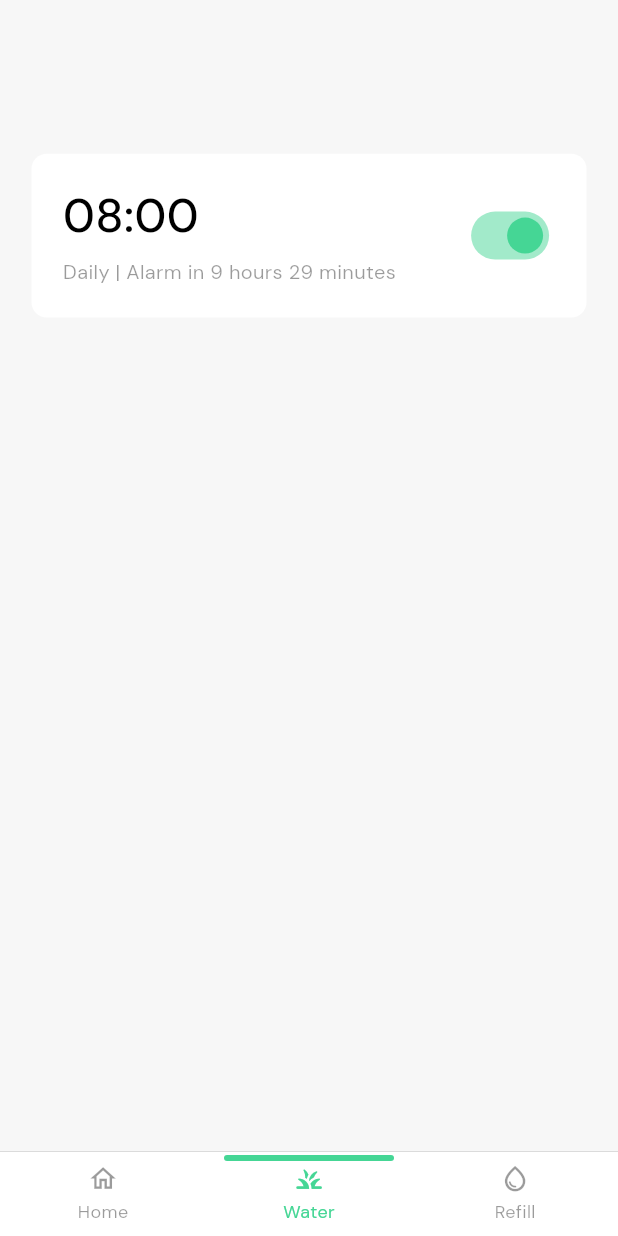
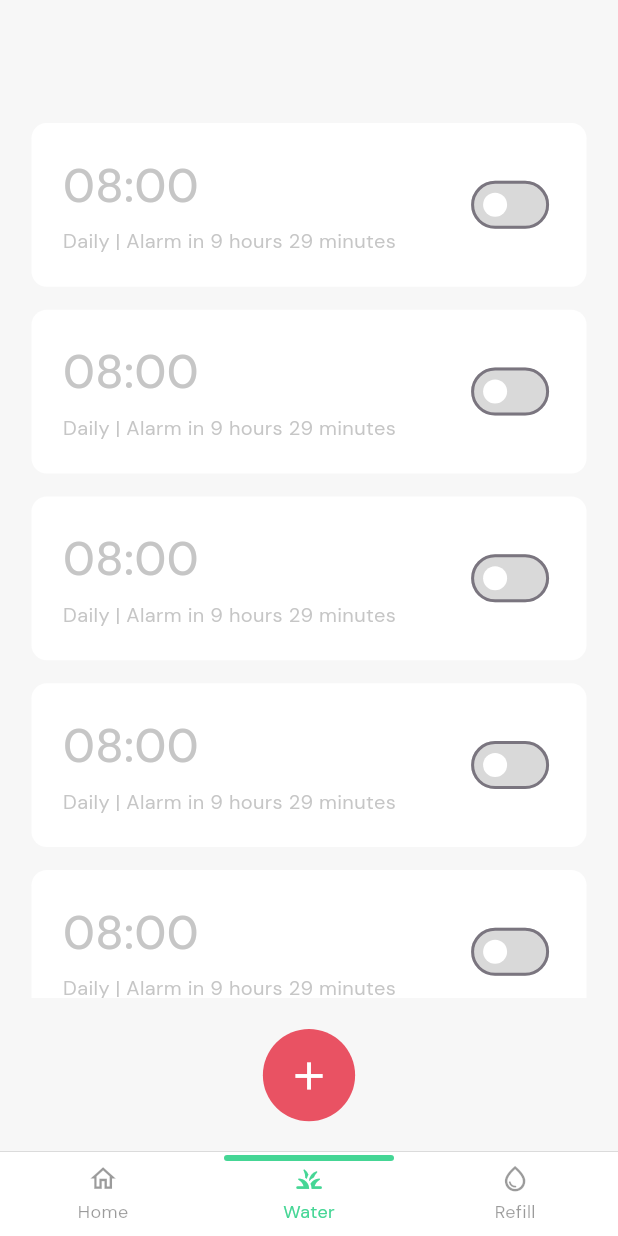
Before and after one commit to sibeux/iot_plant_control, a Flutter app: the screen it shows after launch, item 2 of the bottom bar chosen, on a phone screen of 412 x 824 dp. Run offline on Flutter 3.47's test engine with Material 3 defaults, Android fonts, the phone set to English and light mode, and no system bars; drawn by our look-alikes of persistent_bottom_nav_bar; our stand-ins replace flutter_screenutil, flutter_svg, get, hexcolor, smooth_page_indicator; missing offline and left inert: mqtt_client.

Commit message:
Add WaterController and WaterTime model, implement watering schedule management, and update UI components

```diff
--- a/lib/controller/mqtt/mqtt_controller.dart
+++ b/lib/controller/mqtt/mqtt_controller.dart
@@ -51,7 +51,7 @@ class MqttController extends GetxController {
 
       if (!payload.contains('TDS:')) {
         if (kDebugMode) {
-          print('📥 Received on $topic: $payload. From Sensor!');
+          print('📥 Received on $topic: $payload From Sensor!');
         }
         // contoh payload: ph:12,temp:32
         final parts = payload.split(',');
@@ -67,7 +67,7 @@ class MqttController extends GetxController {
         temperatureValue.value = int.parse(data['temp'] ?? '0');
       } else {
         if (kDebugMode) {
-          print('📥 Received on $topic: $payload. From Flutter!');
+          print('📥 Received on $topic: $payload From Flutter!');
         }
       }
     });
--- a/lib/controller/water_controller.dart
+++ b/lib/controller/water_controller.dart
@@ -1,5 +1,37 @@
 import 'package:get/get.dart';
+import 'package:iot_plant_control/models/water_time.dart';
 
-class WaterController extends GetxController{
+class WaterController extends GetxController {
+  var waterTime = RxList<WaterTime>([]);
 
+  @override
+  void onInit() {
+    waterTime.add(WaterTime(time: '08:00'));
+    waterTime.add(WaterTime(time: '08:00'));
+    waterTime.add(WaterTime(time: '08:00'));
+    waterTime.add(WaterTime(time: '08:00'));
+    waterTime.add(WaterTime(time: '08:00'));
+    waterTime.add(WaterTime(time: '08:00'));
+    waterTime.add(WaterTime(time: '08:00'));
+    waterTime.add(WaterTime(time: '08:00'));
+    waterTime.add(WaterTime(time: '08:00'));
+    waterTime.add(WaterTime(time: '08:00'));
+    super.onInit();
+  }
+
+  void addWatering(String time) {
+    waterTime.add(WaterTime(time: time));
+  }
+
+  void removeWatering(String id) {
+    int index = waterTime.indexWhere((element) => element.id == id);
+    waterTime.removeAt(index);
+  }
+
+  void toggleWatering(String id, bool value) {
+    int index = waterTime.indexWhere((element) => element.id == id);
+    if (index != -1) {
+      waterTime[index].isActive.value = value;
+    }
+  }
 }
--- /dev/null
+++ b/lib/models/water_time.dart
@@ -0,0 +1,12 @@
+import 'package:get/get.dart';
+import 'package:uuid/uuid.dart';
+
+class WaterTime {
+  final String id;
+  final String time;
+  RxBool isActive;
+
+  WaterTime({String? id, required this.time, bool isActive = false})
+    : id = id ?? const Uuid().v4(),
+      isActive = isActive.obs;
+}
--- a/lib/screen/persistent_bar_screen.dart
+++ b/lib/screen/persistent_bar_screen.dart
@@ -21,7 +21,7 @@ class PersistentBarScreen extends StatelessWidget {
           screenTransitionAnimationType: ScreenTransitionAnimationType.slide,
           animateTabTransition: true,
           curve: Curves.easeInOut,
-          duration: Duration(milliseconds: 200),
+          duration: Duration(milliseconds: 300),
         ),
       ),
       onItemSelected: (index) {
--- a/lib/screen/water_screen/water_screen.dart
+++ b/lib/screen/water_screen/water_screen.dart
@@ -1,67 +1,64 @@
 import 'package:flutter/material.dart';
 import 'package:flutter_screenutil/flutter_screenutil.dart';
+import 'package:get/get.dart';
 import 'package:hexcolor/hexcolor.dart';
+import 'package:iot_plant_control/controller/water_controller.dart';
+import 'package:iot_plant_control/widgets/water_widget/water_tile.dart';
 
 class WaterScreen extends StatelessWidget {
   const WaterScreen({super.key});
 
   @override
   Widget build(BuildContext context) {
+    final waterController = Get.put(WaterController());
     return Scaffold(
       backgroundColor: Color(0xfff7f7f7),
       appBar: AppBar(
         backgroundColor: Colors.transparent,
+        surfaceTintColor: Colors.transparent,
         elevation: 0,
-        toolbarHeight: 100.h,
+        toolbarHeight: 80.h,
       ),
       body: Column(
         children: [
+          Expanded(
+            child: Obx(
+              () => ListView.builder(
+                itemCount: waterController.waterTime.length,
+                itemBuilder: (context, index) {
+                  final water = waterController.waterTime[index];
+                  return WaterTile(
+                    waterTime: water,
+                    // onDelete: () => waterController.removeWatering(index),
+                  );
+                },
+              ),
+            ),
+          ),
           Container(
-            width: double.infinity,
-            margin: EdgeInsets.symmetric(horizontal: 20.w),
-            padding: EdgeInsets.symmetric(horizontal: 20.w, vertical: 20.h),
-            decoration: BoxDecoration(
-              color: Color(0xffffffff),
-              borderRadius: BorderRadius.circular(10.r),
-            ),
-            child: Row(
-              mainAxisAlignment: MainAxisAlignment.spaceBetween,
-              children: [
-                Column(
-                  crossAxisAlignment: CrossAxisAlignment.start,
-                  children: [
-                    Row(
-                      children: [
-                        Text(
-                          '08:00',
-                          style: TextStyle(
-                            fontSize: 30.sp,
-                            fontWeight: FontWeight.w500,
-                            color: Color(0xff000000),
-                          ),
-                        ),
-                      ],
+            height: 100.h,
+            color: Color(0xfff7f7f7),
+            child: Align(
+              // Harus di-center agar elevatedButton tidak ngambil semua tinggi/lebar.
+              alignment: Alignment.center,
+              child: SizedBox(
+                width: 60.sp,
+                height: 60.sp,
+                child: ElevatedButton(
+                  onPressed: () {},
+                  style: ElevatedButton.styleFrom(
+                    foregroundColor: Colors.white,
+                    backgroundColor: HexColor('#e95263'),
+                    elevation: 0,
+                    splashFactory: InkRipple.splashFactory,
+                    shape: RoundedRectangleBorder(
+                      borderRadius: BorderRadius.circular(100.r),
                     ),
-                    SizedBox(height: 5.h),
-                    Text(
-                      'Daily | Alarm in 9 hours 29 minutes',
-                      style: TextStyle(
-                        fontSize: 13.sp,
-                        fontWeight: FontWeight.w400,
-                        color: Colors.black.withAlpha(100),
-                      ),
-                    ),
-                  ],
+                    padding: EdgeInsets.all(0),
+                  ),
+                  child: Icon(Icons.add, size: 30.sp, color: Colors.white),
                 ),
-                Switch(
-                  value: true,
-                  onChanged: (value) {},
-                  activeColor: Color.fromARGB(255, 69, 214, 149),
-                  inactiveTrackColor: Color(0xffD9D9D9),
-                  inactiveThumbColor: Color(0xffFFFFFF),
-                  materialTapTargetSize: MaterialTapTargetSize.shrinkWrap,
-                ),
-              ],
+              ),
             ),
           ),
         ],
--- a/lib/widgets/button_mix.dart
+++ b/lib/widgets/button_mix.dart
@@ -15,7 +15,7 @@ class ButtonMix extends StatelessWidget {
     return ElevatedButton(
       onPressed: () {
         mqttController.publishTDS(
-          'TDS: ${tdsController.tdsValue.value.toStringAsFixed(1)}',
+          'TDS: ${tdsController.tdsValue.value.toStringAsFixed(0)}',
         );
       },
       style: ElevatedButton.styleFrom(
@@ -26,7 +26,7 @@ class ButtonMix extends StatelessWidget {
         shape: RoundedRectangleBorder(
           borderRadius: BorderRadius.circular(10.r),
         ),
-        minimumSize: Size(150.w, 40.sp),
+        minimumSize: Size(150.w, 40.h),
       ),
       child: Text(
         'Mix TDS',
--- /dev/null
+++ b/lib/widgets/water_widget/water_tile.dart
@@ -0,0 +1,112 @@
+import 'package:flutter/material.dart';
+import 'package:flutter_screenutil/flutter_screenutil.dart';
+import 'package:get/get.dart';
+import 'package:iot_plant_control/models/water_time.dart';
+
+import '../../controller/water_controller.dart';
+
+class WaterTile extends StatelessWidget {
+  const WaterTile({super.key, required this.waterTime});
+
+  final WaterTime waterTime;
+
+  @override
+  Widget build(BuildContext context) {
+    final waterController = Get.find<WaterController>();
+    return Padding(
+      padding: EdgeInsets.symmetric(horizontal: 20.w),
+      child: Dismissible(
+        key: Key(waterTime.id.toString()),
+        direction: DismissDirection.horizontal,
+        onDismissed: (direction) {
+          waterController.removeWatering(waterTime.id.toString());
+        },
+        background: Container(
+          decoration: BoxDecoration(
+            color: Colors.red,
+            borderRadius: BorderRadius.circular(10.r),
+          ),
+          alignment: Alignment.centerRight,
+          padding: const EdgeInsets.symmetric(horizontal: 20),
+          child: const Icon(Icons.delete, color: Colors.white),
+        ),
+        child: Container(
+          width: double.infinity,
+          margin: EdgeInsets.only(bottom: 15.h),
+          padding: EdgeInsets.symmetric(horizontal: 20.w, vertical: 20.h),
+          decoration: BoxDecoration(
+            color: Color(0xffffffff),
+            borderRadius: BorderRadius.circular(10.r),
+          ),
+          child: Row(
+            mainAxisAlignment: MainAxisAlignment.spaceBetween,
+            children: [
+              Column(
+                crossAxisAlignment: CrossAxisAlignment.start,
+                children: [
+                  Row(
+                    children: [
+                      Obx(
+                        () => Text(
+                          '08:00',
+                          style: TextStyle(
+                            fontSize: 30.sp,
+                            fontWeight: FontWeight.w500,
+                            color:
+                                waterController
+                                        .waterTime[waterController.waterTime
+                                            .indexWhere(
+                                              (element) =>
+                                                  element.id == waterTime.id,
+                                            )]
+                                        .isActive
+                                        .value
+                                    ? Color(0xff000000)
+                                    : Colors.grey.withAlpha(150),
+                          ),
+                        ),
+                      ),
+                    ],
+                  ),
+                  SizedBox(height: 5.h),
+                  Obx(
+                    () => Text(
+                      'Daily | Alarm in 9 hours 29 minutes',
+                      style: TextStyle(
+                        fontSize: 13.sp,
+                        fontWeight: FontWeight.w400,
+                        color:
+                            waterController
+                                    .waterTime[waterController.waterTime
+                                        .indexWhere(
+                                          (element) =>
+                                              element.id == waterTime.id,
+                                        )]
+                                    .isActive
+                                    .value
+                                ? Colors.black.withAlpha(160)
+                                : Colors.grey.withAlpha(150),
+                      ),
+                    ),
+                  ),
+                ],
+              ),
+              Obx(
+                () => Switch(
+                  value: waterTime.isActive.value,
+                  onChanged: (value) {
+                    waterTime.isActive.value = value;
+                  },
+                  activeColor: Color.fromARGB(255, 69, 214, 149),
+                  inactiveTrackColor: Color(0xffD9D9D9),
+                  inactiveThumbColor: Color(0xffFFFFFF),
+                  materialTapTargetSize: MaterialTapTargetSize.shrinkWrap,
+                ),
+              ),
+            ],
+          ),
+        ),
+      ),
+    );
+  }
+}
--- a/pubspec.yaml
+++ b/pubspec.yaml
@@ -46,6 +46,7 @@ dependencies:
   modal_bottom_sheet: ^3.0.0
   fluttertoast: ^8.2.12
   shared_preferences: ^2.5.3
+  uuid: ^4.5.1
 
 dev_dependencies:
   flutter_test:
```
Also changed, not shown: pubspec.lock.
